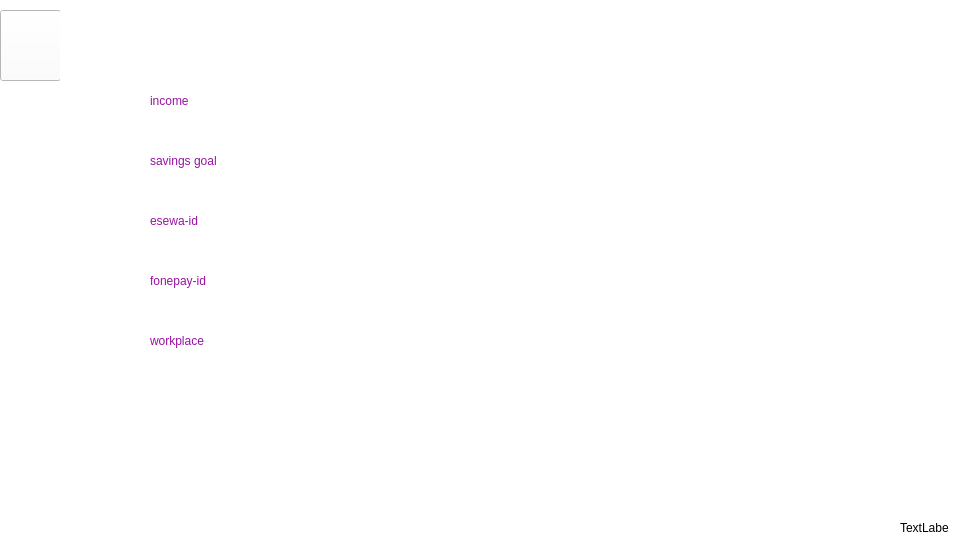
Before: the Qt Designer form financial.ui in Nirjaraa/spendwise, drawn with Qt 5.
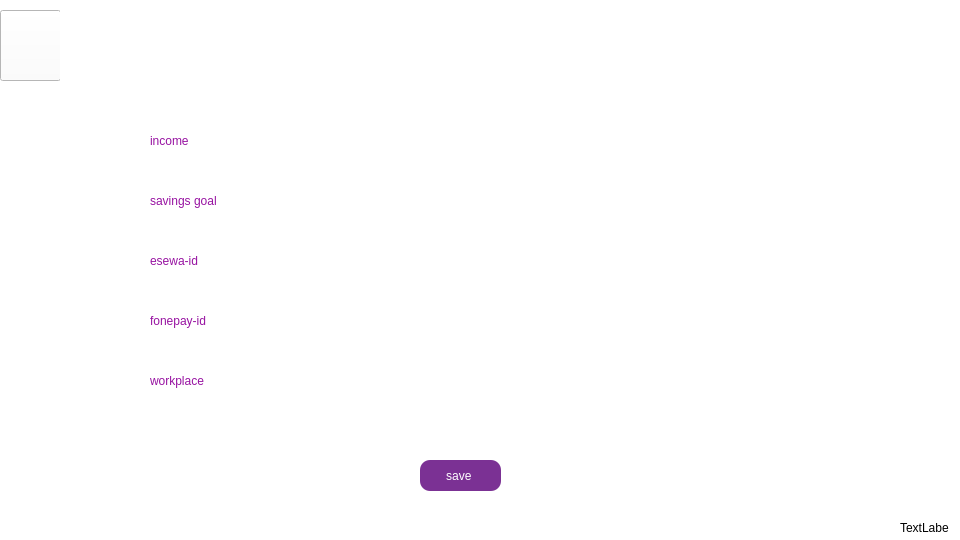
After: the same form once the commit is applied. Icons and pictures are not drawn.

```diff
--- a/financial.ui
+++ b/financial.ui
@@ -71,7 +71,7 @@
     <property name="geometry">
      <rect>
       <x>140</x>
-      <y>110</y>
+      <y>150</y>
       <width>701</width>
       <height>31</height>
      </rect>
@@ -86,7 +86,7 @@
     <property name="geometry">
      <rect>
       <x>150</x>
-      <y>90</y>
+      <y>130</y>
       <width>81</width>
       <height>21</height>
      </rect>
@@ -104,7 +104,7 @@
     <property name="geometry">
      <rect>
       <x>140</x>
-      <y>170</y>
+      <y>210</y>
       <width>701</width>
       <height>31</height>
      </rect>
@@ -119,7 +119,7 @@
     <property name="geometry">
      <rect>
       <x>150</x>
-      <y>150</y>
+      <y>190</y>
       <width>81</width>
       <height>21</height>
      </rect>
@@ -137,7 +137,7 @@
     <property name="geometry">
      <rect>
       <x>140</x>
-      <y>230</y>
+      <y>270</y>
       <width>701</width>
       <height>31</height>
      </rect>
@@ -152,7 +152,7 @@
     <property name="geometry">
      <rect>
       <x>150</x>
-      <y>210</y>
+      <y>250</y>
       <width>81</width>
       <height>21</height>
      </rect>
@@ -170,7 +170,7 @@
     <property name="geometry">
      <rect>
       <x>140</x>
-      <y>290</y>
+      <y>330</y>
       <width>701</width>
       <height>31</height>
      </rect>
@@ -185,7 +185,7 @@
     <property name="geometry">
      <rect>
       <x>150</x>
-      <y>270</y>
+      <y>310</y>
       <width>81</width>
       <height>21</height>
      </rect>
@@ -203,7 +203,7 @@
     <property name="geometry">
      <rect>
       <x>140</x>
-      <y>350</y>
+      <y>390</y>
       <width>701</width>
       <height>31</height>
      </rect>
@@ -218,7 +218,7 @@
     <property name="geometry">
      <rect>
       <x>150</x>
-      <y>330</y>
+      <y>370</y>
       <width>81</width>
       <height>21</height>
      </rect>
@@ -236,16 +236,19 @@
     <property name="geometry">
      <rect>
       <x>420</x>
-      <y>420</y>
-      <width>101</width>
+      <y>460</y>
+      <width>81</width>
       <height>31</height>
      </rect>
     </property>
     <property name="styleSheet">
-     <string notr="true">background-image:url(:/resources/p7.jpg);
-font: 12pt &quot;Bahnschrift&quot;;
-color:white;
-border-radius:30px
+     <string notr="true">
+border-image: url(:/resources/p7.jpg);
+font: 9pt &quot;Bahnschrift&quot;;
+border-color: none;
+color: rgb(255, 255, 255);
+background-color: rgb(123,49,148);
+border-radius: 10px;
 
 </string>
     </property>
```
